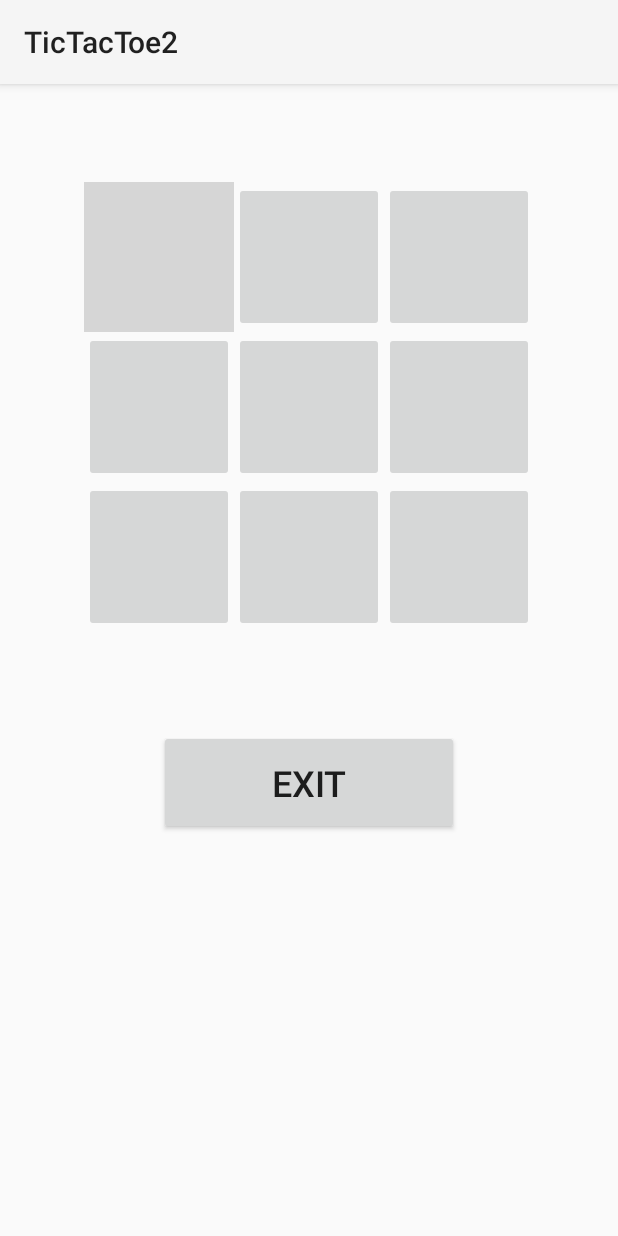
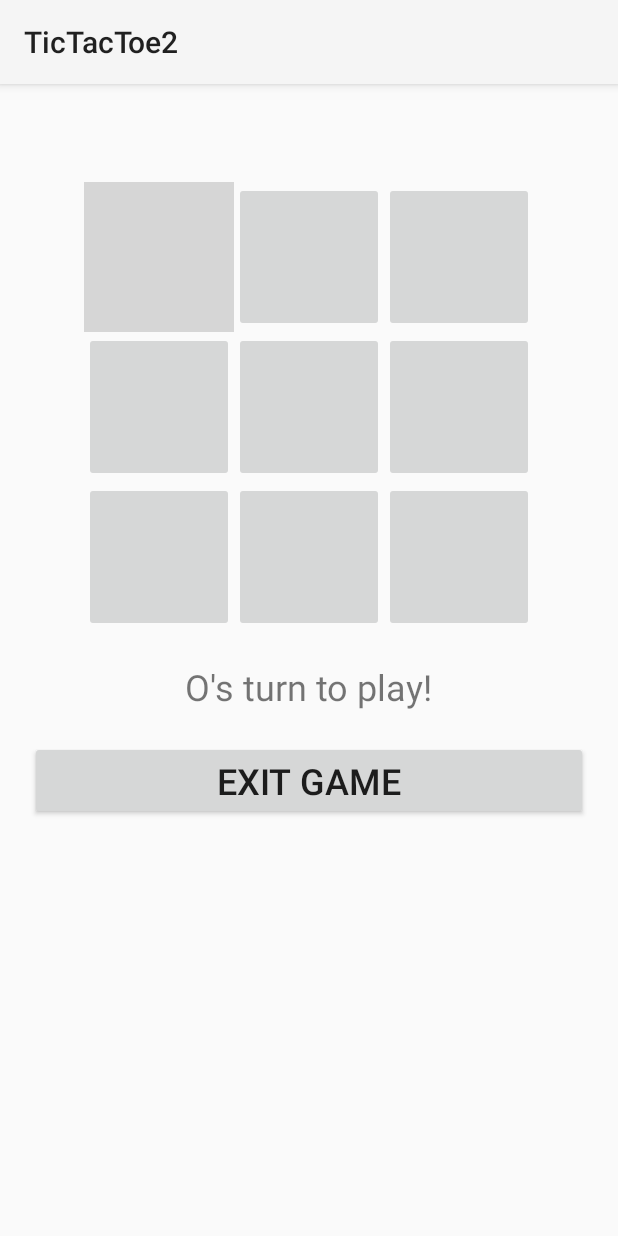
Before and after one commit to jkilgus/TicTacToe2, an Android app: the game screen opened directly, with no data from a screen before it, after a tap on an icon or button, on a phone screen of 412 x 824 dp. Run offline under Robolectric (Android 15) with nearby library versions, the phone set to English and light mode, and no system bars; grey boxes are pictures that could not be loaded.

Commit message:
Game is fully functional for 2 players on the same phone. Next step is to add AI to play against

```diff
--- a/app/src/main/java/com/example/tictactoe2/game.java
+++ b/app/src/main/java/com/example/tictactoe2/game.java
@@ -1,38 +1,34 @@
 package com.example.tictactoe2;
-
-import android.content.Intent;
 import android.support.v7.app.AppCompatActivity;
 import android.os.Bundle;
 import android.view.View;
 import android.widget.Button;
-import android.widget.ImageButton;
+import android.widget.TextView;
 
 public class game extends AppCompatActivity {
     private Button exit;
-    private ImageButton one;
-    private ImageButton two;
-    private ImageButton three;
-    private ImageButton four;
-    private ImageButton five;
-    private ImageButton six;
-    private ImageButton seven;
-    private ImageButton eight;
-    private ImageButton nine;
 
+    /**
+     * gamePlay is an array with 9 elements, one for each place in tictactoe
+     * 0 is no one has played there
+     * 1 is player one has played there
+     * 2 is player two have played there
+     */
+    private int[] gamePlays = {0,0,0,0,0,0,0,0,0};
 
-    // Setup game
+    /** ArrayList of the Image Buttons */
+    private View[] numbers = new View[9];
 
-    // 2 = nobody played that square yet
-    // 1 = X played
-    // 0 = O played
-    private int[] game = {2,2,2,2,2,2,2,2,2};
-    private ImageButton[] numbers = {one,two,three,four,five,six,seven,eight,nine};
+    /** If its player one or player two's turn
+     * if true then player one's turn
+     * if false then player two's turn*/
+    private boolean turn;
 
-    // If its you're turn
-    private boolean turn = true;
+    /** Number of turns that have gone by */
+    private int turnNumber;
 
-    // If the game is running
-    private boolean run = true;
+    /**If the game has a winner then true, if not, then false */
+    private boolean winner;
 
 
     @Override
@@ -40,100 +36,22 @@ public class game extends AppCompatActivity {
         super.onCreate(savedInstanceState);
         setContentView(R.layout.activity_game);
 
-
+        turn = true;
+        turnNumber = 0;
+        winner = false;
 
         exit = findViewById(R.id.exit);
-        one = findViewById(R.id.one);
-        two = findViewById(R.id.two);
-        three = findViewById(R.id.three);
-        four = findViewById(R.id.four);
-        five = findViewById(R.id.five);
-        six = findViewById(R.id.six);
-        seven = findViewById(R.id.seven);
-        eight = findViewById(R.id.eight);
-        nine = findViewById(R.id.nine);
 
+        numbers[0] = findViewById(R.id.one);
+        numbers[1] = findViewById(R.id.two);
+        numbers[2] = findViewById(R.id.three);
+        numbers[3] = findViewById(R.id.four);
+        numbers[4] = findViewById(R.id.five);
+        numbers[5] = findViewById(R.id.six);
+        numbers[6] = findViewById(R.id.seven);
+        numbers[7] = findViewById(R.id.eight);
+        numbers[8] = findViewById(R.id.nine);
 
-        one.setOnClickListener(new View.OnClickListener() {
-            @Override
-            public void onClick(View view) {
-                one.setBackgroundResource(R.drawable.x);
-                turn = false;
-                game[1] = 1;
-            }
-        });
-
-        two.setOnClickListener(new View.OnClickListener() {
-            @Override
-            public void onClick(View view) {
-                two.setBackgroundResource(R.drawable.x);
-                turn = false;
-                game[2] = 1;
-            }
-        });
-
-        three.setOnClickListener(new View.OnClickListener() {
-            @Override
-            public void onClick(View view) {
-                three.setBackgroundResource(R.drawable.x);
-                turn = false;
-                game[3] = 1;
-            }
-        });
-
-        four.setOnClickListener(new View.OnClickListener() {
-            @Override
-            public void onClick(View view) {
-                four.setBackgroundResource(R.drawable.x);
-                turn = false;
-                game[4] = 1;
-            }
-        });
-
-        five.setOnClickListener(new View.OnClickListener() {
-            @Override
-            public void onClick(View view) {
-                five.setBackgroundResource(R.drawable.x);
-                turn = false;
-                game[5] = 1;
-            }
-        });
-
-        six.setOnClickListener(new View.OnClickListener() {
-            @Override
-            public void onClick(View view) {
-                six.setBackgroundResource(R.drawable.x);
-                turn = false;
-                game[6] = 1;
-            }
-        });
-
-        seven.setOnClickListener(new View.OnClickListener() {
-            @Override
-            public void onClick(View view) {
-                seven.setBackgroundResource(R.drawable.x);
-                turn = false;
-                game[7] = 1;
-            }
-        });
-
-        eight.setOnClickListener(new View.OnClickListener() {
-            @Override
-            public void onClick(View view) {
-                eight.setBackgroundResource(R.drawable.x);
-                turn = false;
-                game[8] = 1;
-            }
-        });
-
-        nine.setOnClickListener(new View.OnClickListener() {
-            @Override
-            public void onClick(View view) {
-                nine.setBackgroundResource(R.drawable.x);
-                turn = false;
-                game[0] = 1;
-            }
-        });
 
         exit.setOnClickListener(new View.OnClickListener() {
             @Override
@@ -142,24 +60,134 @@ public class game extends AppCompatActivity {
                 finish();
             }
         });
+
     }
 
+    public void buttonClick(View view) {
 
-        private void computerGo() {
-                while (!turn) {
-                    for (int i = 0; i <= 8; i++) {
-                        if (game[i] == 2) {
-                            game[i] = 0;
-                            numbers[i].setBackgroundResource(R.drawable.o);
-                            turn = true;
-                        }
+        TextView output = findViewById(R.id.game_state);
+
+        turnNumber++;
+
+        // Player one's turn
+        if (turnNumber == 1 || turnNumber == 3 || turnNumber == 5 || turnNumber == 7 || turnNumber == 9) {
+            if (!winner) {
+                view.setBackgroundResource(R.drawable.x);
+
+                for (int i = 0; i < 9; i++) {
+                    if (view == numbers[i]) {
+                        gamePlays[i] = 1;
                     }
                 }
 
+                view.setEnabled(false);
+                output.setText("O's turn to play!");
+                checkWin();
+            }
         }
 
+        // Player two's turn
+        if (turnNumber == 2 || turnNumber == 4 || turnNumber == 6 || turnNumber == 8) {
+            if (!winner) {
+                view.setBackgroundResource(R.drawable.o);
 
+                for (int i = 0; i < 9; i++) {
+                    if (view == numbers[i]) {
+                        gamePlays[i] = 2;
+                    }
+                }
+                view.setEnabled(false);
+                output.setText("X's turn to play!");
+                checkWin();
+            }
+        }
+    }
 
+    private void checkWin() {
+        checkWinPlayerOne();
 
+        checkWinPlayerTwo();
 
+        checkTie();
     }
+
+    private void checkWinPlayerOne () {
+        TextView output = findViewById(R.id.game_state);
+        if (gamePlays[0] == 1 && gamePlays[1] == 1 && gamePlays[2] == 1) {
+            output.setText("The winner is X!");
+            winner = true;
+        }
+        if(gamePlays[0] == 1 && gamePlays[3] == 1 && gamePlays[6] == 1) {
+            output.setText("The winner is X!");
+            winner = true;
+        }
+        if(gamePlays[2] == 1 && gamePlays[5] == 1 && gamePlays[8] == 1) {
+            output.setText("The winner is X!");
+            winner = true;
+        }
+        if(gamePlays[6] == 1 && gamePlays[7] == 1 && gamePlays[8] == 1) {
+            output.setText("The winner is X!");
+            winner = true;
+        }
+        if(gamePlays[3] == 1 && gamePlays[4] == 1 && gamePlays[5] == 1) {
+            output.setText("The winner is X!");
+            winner = true;
+        }
+        if(gamePlays[1] == 1 && gamePlays[4] == 1 && gamePlays[7] == 1) {
+            output.setText("The winner is X!");
+            winner = true;
+        }
+        if(gamePlays[0] == 1 && gamePlays[4] == 1 && gamePlays[8] == 1) {
+            output.setText("The winner is X!");
+            winner = true;
+        }
+        if(gamePlays[6] == 1 && gamePlays[4] == 1 && gamePlays[2] == 1) {
+            output.setText("The winner is X!");
+            winner = true;
+        }
+    }
+
+    private void checkWinPlayerTwo() {
+        TextView output = findViewById(R.id.game_state);
+        if (gamePlays[0] == 2 &&  gamePlays[1] == 2 && gamePlays[2] == 2) {
+            output.setText("The winner is 0!");
+            winner = true;
+        }
+        if(gamePlays[0] == 2 && gamePlays[3] == 2 && gamePlays[6] == 2) {
+            output.setText("The winner is O!");
+            winner = true;
+        }
+        if(gamePlays[2] == 2 && gamePlays[5] == 2 && gamePlays[8] == 2) {
+            output.setText("The winner is O!");
+            winner = true;
+        }
+        if(gamePlays[6] == 2 && gamePlays[7] == 2 && gamePlays[8] == 2) {
+            output.setText("The winner is O!");
+            winner = true;
+        }
+        if(gamePlays[3] == 2 && gamePlays[4] == 2 && gamePlays[5] == 2) {
+            output.setText("The winner is O!");
+            winner = true;
+        }
+        if(gamePlays[1] == 2 && gamePlays[4] == 2 && gamePlays[7] == 2) {
+            output.setText("The winner is O!");
+            winner = true;
+        }
+        if(gamePlays[0] == 2 && gamePlays[4] == 2 && gamePlays[8] == 2) {
+            output.setText("The winner is O!");
+            winner = true;
+        }
+        if(gamePlays[6] == 2 && gamePlays[4] == 2 && gamePlays[2] == 2) {
+            output.setText("The winner is O!");
+            winner = true;
+        }
+    }
+
+    private void checkTie() {
+        TextView output = findViewById(R.id.game_state);
+        if(gamePlays[0] != 0 && gamePlays[1] != 0 && gamePlays[2] != 0 && gamePlays[3] != 0 && gamePlays[4] != 0
+                && gamePlays[5] != 0 && gamePlays[6] != 0 && gamePlays[7] != 0 && gamePlays[8] != 0 && !winner) {
+            output.setText("Tie game!");
+        }
+    }
+}
--- a/app/src/main/res/layout/activity_game.xml
+++ b/app/src/main/res/layout/activity_game.xml
@@ -1,10 +1,9 @@
 <?xml version="1.0" encoding="utf-8"?>
 <LinearLayout xmlns:android="http://schemas.android.com/apk/res/android"
-    xmlns:app="http://schemas.android.com/apk/res-auto"
     xmlns:tools="http://schemas.android.com/tools"
     android:layout_width="match_parent"
     android:layout_height="match_parent"
-    tools:context=".game"
+    tools:context=".Game"
     android:orientation="vertical">
 
     <LinearLayout
@@ -15,18 +14,21 @@
 
         <ImageButton
             android:id="@+id/one"
-            android:layout_width="100dp"
-            android:layout_height="100dp" />
+            android:layout_width="@dimen/image_button_h_w"
+            android:layout_height="@dimen/image_button_h_w"
+            android:onClick="buttonClick"/>
 
         <ImageButton
             android:id="@+id/two"
-            android:layout_width="100dp"
-            android:layout_height="100dp" />
+            android:layout_width="@dimen/image_button_h_w"
+            android:layout_height="@dimen/image_button_h_w"
+            android:onClick="buttonClick"/>
 
         <ImageButton
             android:id="@+id/three"
-            android:layout_width="100dp"
-            android:layout_height="100dp" />
+            android:layout_width="@dimen/image_button_h_w"
+            android:layout_height="@dimen/image_button_h_w"
+            android:onClick="buttonClick"/>
 
 
     </LinearLayout>
@@ -38,18 +40,21 @@
 
         <ImageButton
             android:id="@+id/four"
-            android:layout_width="100dp"
-            android:layout_height="100dp" />
+            android:layout_width="@dimen/image_button_h_w"
+            android:layout_height="@dimen/image_button_h_w"
+            android:onClick="buttonClick"/>
 
         <ImageButton
             android:id="@+id/five"
-            android:layout_width="100dp"
-            android:layout_height="100dp" />
+            android:layout_width="@dimen/image_button_h_w"
+            android:layout_height="@dimen/image_button_h_w"
+            android:onClick="buttonClick"/>
 
         <ImageButton
             android:id="@+id/six"
-            android:layout_width="100dp"
-            android:layout_height="100dp" />
+            android:layout_width="@dimen/image_button_h_w"
+            android:layout_height="@dimen/image_button_h_w"
+            android:onClick="buttonClick"/>
 
 
     </LinearLayout>
@@ -61,32 +66,45 @@
 
         <ImageButton
             android:id="@+id/seven"
-            android:layout_width="100dp"
-            android:layout_height="100dp" />
+            android:layout_width="@dimen/image_button_h_w"
+            android:layout_height="@dimen/image_button_h_w"
+            android:onClick="buttonClick"/>
 
         <ImageButton
             android:id="@+id/eight"
-            android:layout_width="100dp"
-            android:layout_height="100dp" />
+            android:layout_width="@dimen/image_button_h_w"
+            android:layout_height="@dimen/image_button_h_w"
+            android:onClick="buttonClick"/>
 
         <ImageButton
             android:id="@+id/nine"
-            android:layout_width="100dp"
-            android:layout_height="100dp" />
+            android:layout_width="@dimen/image_button_h_w"
+            android:layout_height="@dimen/image_button_h_w"
+            android:onClick="buttonClick"/>
 
 
     </LinearLayout>
 
 
+    <TextView
+        android:id="@+id/game_state"
+        android:layout_width="wrap_content"
+        android:layout_height="wrap_content"
+        android:layout_gravity="center"
+        android:text="@string/turn"
+        android:layout_marginTop="@dimen/margin"
+        android:textSize="@dimen/button_text_size"/>
 
     <Button
-        android:layout_marginTop="65dp"
+        android:id="@+id/exit"
+        android:layout_marginTop="@dimen/margin"
+        android:layout_margin="@dimen/margin"
         android:layout_gravity="center"
-        android:id="@+id/exit"
-        android:text="Exit"
-        android:textSize="24dp"
-        android:layout_width="200dp"
-        android:layout_height="70dp" />
+        android:text="@string/exit"
+        android:textSize="@dimen/button_text_size"
+        android:layout_width="match_parent"
+        android:layout_height="wrap_content"
+        android:padding="@dimen/button_padding"/>
 
 
 
--- /dev/null
+++ b/app/src/main/res/values/dimens.xml
@@ -0,0 +1,9 @@
+<?xml version="1.0" encoding="utf-8"?>
+<resources>
+    <dimen name="padding">20dp</dimen>
+    <dimen name="button_padding">10dp</dimen>
+    <dimen name="button_text_size">24dp</dimen>
+    <dimen name="margin">20dp</dimen>
+    <dimen name="image_button_h_w">100dp</dimen>
+
+</resources>
--- a/app/src/main/res/values/strings.xml
+++ b/app/src/main/res/values/strings.xml
@@ -1,4 +1,11 @@
 <resources>
     <string name="app_name">TicTacToe2</string>
     <string name="play">play</string>
+    <string name="pvp">Play with a Friend</string>
+    <string name="ai">Play with AI</string>
+    <string name="highscore">High Score Board</string>
+    <string name="info">Information</string>
+    <string name="settings">Settings</string>
+    <string name="exit">Exit Game</string>
+    <string name="turn">X starts first!</string>
 </resources>
```
